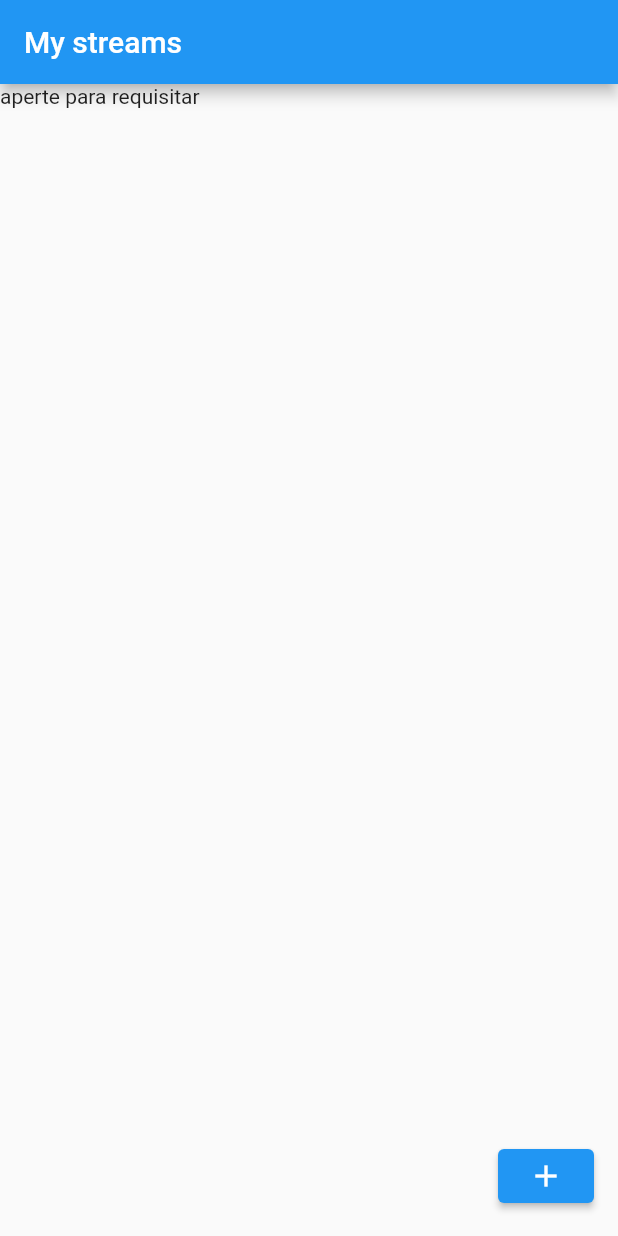
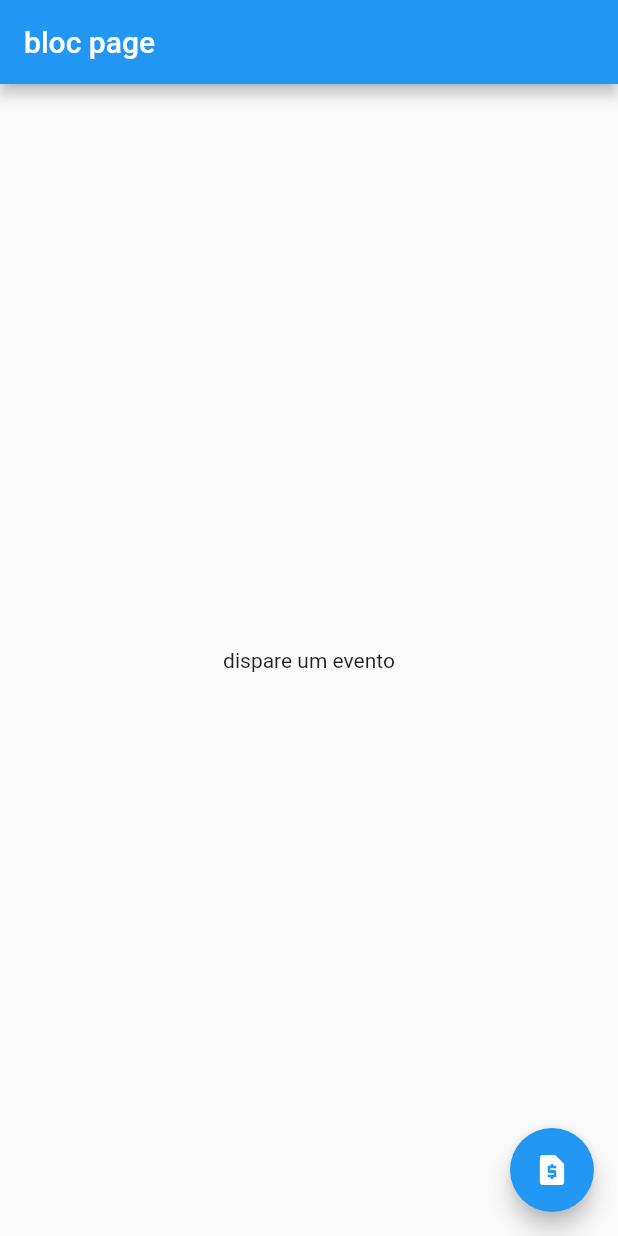
Before and after one commit to EdsonMateus1/dicas_macetes_flutter, a Flutter app: the screen it shows after launch, on a phone screen of 412 x 824 dp. Run offline on Flutter 3.47's test engine with Material 2 defaults, Android fonts, the phone set to English and light mode, and no system bars; our stand-ins replace bloc, equatable, flutter_bloc, rx_notifier.

Commit message:
bloc simulando login

```diff
--- a/lib/main.dart
+++ b/lib/main.dart
@@ -1,9 +1,8 @@
-import 'package:dicas_e_macetes/Inherited_widget/Inherited_widget_provider.dart';
-import 'package:dicas_e_macetes/Inherited_widget/home.dart';
-import 'package:dicas_e_macetes/streams/futures.dart';
-import 'package:dicas_e_macetes/streams/streams.dart';
-//import 'package:dicas_e_macetes/value_notifier/value_notifier.dart';
+import 'package:dicas_e_macetes/my_bloc/page_bloc.dart';
 import 'package:flutter/material.dart';
+import 'package:flutter_bloc/flutter_bloc.dart';
+
+import 'my_bloc/bloc/login_bloc.dart';
 
 void main() {
   runApp(MyApp());
@@ -12,6 +11,12 @@ void main() {
 class MyApp extends StatelessWidget {
   @override
   Widget build(BuildContext context) {
-    return MaterialApp(home: MyStreams());
+    return MaterialApp(
+        home: Container(
+      child: BlocProvider<LoginBloc>(
+        create: (context) => LoginBloc(),
+        child: PageBloc(),
+      ),
+    ));
   }
 }
--- /dev/null
+++ b/lib/my_bloc/bloc/login_event.dart
@@ -0,0 +1,14 @@
+part of 'login_bloc.dart';
+
+abstract class LoginEvent extends Equatable {
+  const LoginEvent();
+}
+
+class SignInEvent extends LoginEvent {
+  final String email;
+  final String passaword;
+
+  SignInEvent({@required this.email, @required this.passaword});
+  @override
+  List<Object> get props => [email, passaword];
+}
--- /dev/null
+++ b/lib/my_bloc/bloc/login_state.dart
@@ -0,0 +1,33 @@
+part of 'login_bloc.dart';
+
+abstract class LoginState extends Equatable {
+  const LoginState();
+}
+
+class LoginInitial extends LoginState {
+  @override
+  List<Object> get props => null;
+}
+
+class LoadingLoginState extends LoginState {
+  @override
+  List<Object> get props => null;
+}
+
+class SuccesLoginState extends LoginState {
+  final User user;
+
+  SuccesLoginState({@required this.user});
+
+  @override
+  List<Object> get props => [user];
+}
+
+class ErroLoginState extends LoginState {
+  final String message;
+
+  ErroLoginState({@required this.message});
+
+  @override
+  List<Object> get props => null;
+}
--- /dev/null
+++ b/lib/my_bloc/bloc/user.dart
@@ -0,0 +1,11 @@
+import 'package:equatable/equatable.dart';
+
+class User extends Equatable {
+  final String name;
+  final String email;
+
+  User({this.name, this.email});
+
+  @override
+  List<Object> get props => [name, email];
+}
--- /dev/null
+++ b/lib/my_bloc/page_bloc.dart
@@ -0,0 +1,67 @@
+import 'package:dicas_e_macetes/my_bloc/bloc/login_bloc.dart';
+import 'package:flutter/material.dart';
+import 'package:flutter_bloc/flutter_bloc.dart';
+
+class PageBloc extends StatefulWidget {
+  const PageBloc({Key key}) : super(key: key);
+
+  @override
+  _PageBlocState createState() => _PageBlocState();
+}
+
+class _PageBlocState extends State<PageBloc> {
+  LoginBloc bloc;
+
+  @override
+  void initState() {
+    bloc = BlocProvider.of<LoginBloc>(context);
+    super.initState();
+  }
+
+  @override
+  void dispose() {
+    bloc.dispose();
+    super.dispose();
+  }
+
+  @override
+  Widget build(BuildContext context) {
+    void _authenticate() {
+      final event = SignInEvent(email: "teste@email.com", passaword: "123");
+      bloc.add(event);
+    }
+
+    return Scaffold(
+      appBar: AppBar(
+        title: Text("bloc page"),
+      ),
+      body: BlocBuilder<LoginBloc, LoginState>(
+        builder: (context, state) {
+          if (state is ErroLoginState) {
+            return Center(child: Text("erro no login ${state.message}"));
+          } else if (state is LoginInitial) {
+            return Center(child: Text("dispare um evento"));
+          } else if (state is LoadingLoginState) {
+            return Center(child: CircularProgressIndicator());
+          } else if (state is SuccesLoginState) {
+            return Center(
+              child: Column(
+                children: [
+                  Text("Login bem sucedido"),
+                  Text("nome: ${state.user.name}"),
+                  Text("email: ${state.user.email}"),
+                ],
+              ),
+            );
+          } else {
+            return Container();
+          }
+        },
+      ),
+      floatingActionButton: FloatingActionButton(
+        child: Icon(Icons.request_page),
+        onPressed: _authenticate,
+      ),
+    );
+  }
+}
--- a/pubspec.yaml
+++ b/pubspec.yaml
@@ -25,6 +25,9 @@ dependencies:
     sdk: flutter
   rx_notifier: ^0.0.7
   http: ^0.12.2
+  bloc: ^6.1.1
+  flutter_bloc: ^6.1.2
+  equatable: ^1.2.6
 
 
   # The following adds the Cupertino Icons font to your application.
```
Also changed, not shown: lib/my_bloc/bloc/auth_service.dart (added, +15 -0 lines), lib/my_bloc/bloc/login_bloc.dart (added, +39 -0 lines), pubspec.lock.
